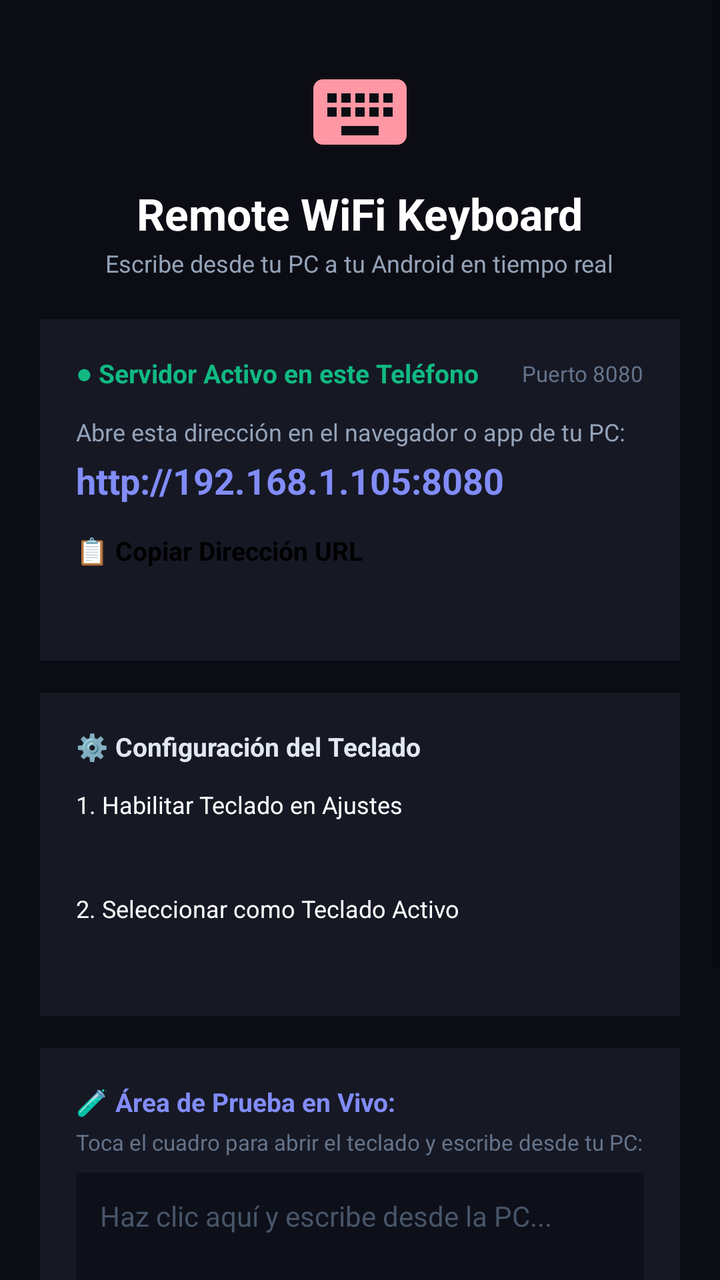
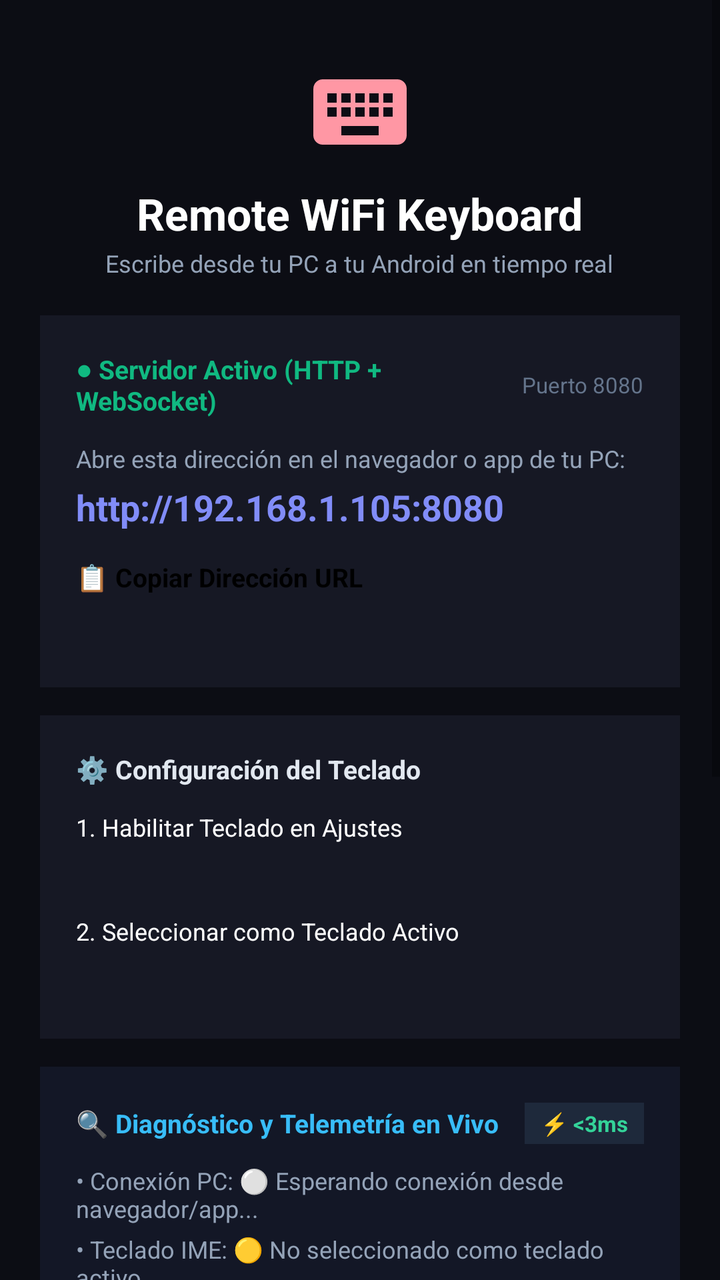

The first picture is an Android layout as it rendered before a commit; the second is the same layout after the commit. The layout source and the unified diff follow.
<!-- AndroidManifest.xml: activity theme Theme.RemoteKeyboard -->
<!-- res/layout/activity_main.xml -->
<?xml version="1.0" encoding="utf-8"?>
<ScrollView xmlns:android="http://schemas.android.com/apk/res/android"
    android:layout_width="match_parent"
    android:layout_height="match_parent"
    android:background="#0C0D14"
    android:fillViewport="true">

    <LinearLayout
        android:layout_width="match_parent"
        android:layout_height="wrap_content"
        android:orientation="vertical"
        android:padding="20dp"
        android:gravity="center_horizontal">

        
        <ImageView
            android:layout_width="56dp"
            android:layout_height="56dp"
            android:layout_marginTop="8dp"
            android:src="@drawable/ic_keyboard" />

        <TextView
            android:layout_width="wrap_content"
            android:layout_height="wrap_content"
            android:text="Remote WiFi Keyboard"
            android:textSize="22sp"
            android:textStyle="bold"
            android:textColor="#FFFFFF"
            android:layout_marginTop="8dp" />

        <TextView
            android:id="@+id/tvAppSubtitle"
            android:layout_width="wrap_content"
            android:layout_height="wrap_content"
            android:text="Escribe desde tu PC a tu Android en tiempo real"
            android:textSize="12sp"
            android:textColor="#94A3B8"
            android:layout_marginTop="2dp" />

        
        <LinearLayout
            android:layout_width="match_parent"
            android:layout_height="wrap_content"
            android:orientation="vertical"
            android:background="#161824"
            android:padding="18dp"
            android:layout_marginTop="20dp">

            <LinearLayout
                android:layout_width="match_parent"
                android:layout_height="wrap_content"
                android:orientation="horizontal"
                android:gravity="center_vertical">

                <TextView
                    android:id="@+id/tvStatus"
                    android:layout_width="0dp"
                    android:layout_height="wrap_content"
                    android:layout_weight="1"
                    android:text="● Servidor Activo en este Teléfono"
                    android:textColor="#10B981"
                    android:textSize="13sp"
                    android:textStyle="bold" />

                <TextView
                    android:layout_width="wrap_content"
                    android:layout_height="wrap_content"
                    android:text="Puerto 8080"
                    android:textColor="#64748B"
                    android:textSize="11sp" />
            </LinearLayout>

            <TextView
                android:layout_width="wrap_content"
                android:layout_height="wrap_content"
                android:text="Abre esta dirección en el navegador o app de tu PC:"
                android:textColor="#94A3B8"
                android:textSize="12sp"
                android:layout_marginTop="12dp" />

            <TextView
                android:id="@+id/tvUrl"
                android:layout_width="match_parent"
                android:layout_height="wrap_content"
                android:text="http://192.168.1.105:8080"
                android:textColor="#818CF8"
                android:textSize="18sp"
                android:textStyle="bold"
                android:layout_marginTop="4dp"
                android:textIsSelectable="true" />

            <Button
                android:id="@+id/btnCopyUrl"
                android:layout_width="match_parent"
                android:layout_height="46dp"
                android:text="📋 Copiar Dirección URL"
                android:textColor="#000000"
                android:textStyle="bold"
                android:textSize="13sp"
                android:backgroundTint="#818CF8"
                android:layout_marginTop="14dp" />
        </LinearLayout>

        
        <LinearLayout
            android:layout_width="match_parent"
            android:layout_height="wrap_content"
            android:orientation="vertical"
            android:background="#161824"
            android:padding="18dp"
            android:layout_marginTop="16dp">

            <TextView
                android:layout_width="wrap_content"
                android:layout_height="wrap_content"
                android:text="⚙️ Configuración del Teclado"
                android:textColor="#E2E8F0"
                android:textSize="13sp"
                android:textStyle="bold" />

            <Button
                android:id="@+id/btnEnableIme"
                android:layout_width="match_parent"
                android:layout_height="44dp"
                android:text="1. Habilitar Teclado en Ajustes"
                android:textColor="#FFFFFF"
                android:textSize="12sp"
                android:backgroundTint="#2D323F"
                android:layout_marginTop="12dp" />

            <Button
                android:id="@+id/btnSelectIme"
                android:layout_width="match_parent"
                android:layout_height="44dp"
                android:text="2. Seleccionar como Teclado Activo"
                android:textColor="#FFFFFF"
                android:textSize="12sp"
                android:backgroundTint="#2D323F"
                android:layout_marginTop="8dp" />
        </LinearLayout>

        
        <LinearLayout
            android:layout_width="match_parent"
            android:layout_height="wrap_content"
            android:orientation="vertical"
            android:background="#161824"
            android:padding="18dp"
            android:layout_marginTop="16dp">

            <TextView
                android:layout_width="wrap_content"
                android:layout_height="wrap_content"
                android:text="🧪 Área de Prueba en Vivo:"
                android:textColor="#818CF8"
                android:textSize="13sp"
                android:textStyle="bold" />

            <TextView
                android:layout_width="wrap_content"
                android:layout_height="wrap_content"
                android:text="Toca el cuadro para abrir el teclado y escribe desde tu PC:"
                android:textColor="#64748B"
                android:textSize="11sp"
                android:layout_marginTop="4dp" />

            <EditText
                android:id="@+id/etTestInput"
                android:layout_width="match_parent"
                android:layout_height="70dp"
                android:hint="Haz clic aquí y escribe desde la PC..."
                android:textColorHint="#475569"
                android:textColor="#FFFFFF"
                android:textSize="14sp"
                android:gravity="top|start"
                android:background="#0E1019"
                android:padding="12dp"
                android:layout_marginTop="8dp" />
        </LinearLayout>

        
        <LinearLayout
            android:id="@+id/layoutProUpgrade"
            android:layout_width="match_parent"
            android:layout_height="wrap_content"
            android:orientation="vertical"
            android:background="#1F1E2E"
            android:padding="16dp"
            android:layout_marginTop="16dp">

            <LinearLayout
                android:layout_width="match_parent"
                android:layout_height="wrap_content"
                android:orientation="horizontal"
                android:gravity="center_vertical">

                <TextView
                    android:layout_width="0dp"
                    android:layout_height="wrap_content"
                    android:layout_weight="1"
                    android:text="👑 Licencia PRO de por Vida"
                    android:textColor="#FFD700"
                    android:textSize="13sp"
                    android:textStyle="bold" />

                <TextView
                    android:layout_width="wrap_content"
                    android:layout_height="wrap_content"
                    android:text="50% OFF"
                    android:textColor="#000000"
                    android:textSize="9sp"
                    android:textStyle="bold"
                    android:background="#FFD700"
                    android:paddingLeft="6dp"
                    android:paddingRight="6dp"
                    android:paddingTop="2dp"
                    android:paddingBottom="2dp" />
            </LinearLayout>

            <TextView
                android:layout_width="wrap_content"
                android:layout_height="wrap_content"
                android:text="Cero anuncios, velocidad ultra-rápida y soporte prioritario."
                android:textColor="#B0BEC5"
                android:textSize="11sp"
                android:layout_marginTop="4dp" />

            <Button
                android:id="@+id/btnBuyPro"
                android:layout_width="match_parent"
                android:layout_height="42dp"
                android:text="Desbloquear PRO por $7.99 USD 🚀"
                android:textColor="#000000"
                android:textSize="12sp"
                android:textStyle="bold"
                android:backgroundTint="#FFD700"
                android:layout_marginTop="10dp" />
        </LinearLayout>

        
        <LinearLayout
            android:id="@+id/adContainer"
            android:layout_width="match_parent"
            android:layout_height="wrap_content"
            android:gravity="center"
            android:orientation="vertical"
            android:layout_marginTop="16dp" />

    </LinearLayout>
</ScrollView>
<!-- resources referenced by this layout -->
<resources>
  <!-- drawable ic_keyboard (drawable) -->
  <vector xmlns:android="http://schemas.android.com/apk/res/android"
      android:width="108dp"
      android:height="108dp"
      android:viewportWidth="24"
      android:viewportHeight="24">
      <path
          android:fillColor="#FFFF97A4"
          android:pathData="M20,5L4,5c-1.1,0 -1.99,0.9 -1.99,2L2,17c0,1.1 0.9,2 2,2h16c1.1,0 2,-0.9 2,-2L22,7c0,-1.1 -0.9,-2 -2,-2zM11,8h2v2h-2L11,8zM11,11h2v2h-2v-2zM8,8h2v2L8,10L8,8zM8,11h2v2L8,13v-2zM7,13L5,13v-2h2v2zM7,10L5,10L5,8h2v2zM16,17L8,17v-2h8v2zM16,13h-2v-2h2v2zM16,10h-2L14,8h2v2zM19,13h-2v-2h2v2zM19,10h-2L17,8h2v2z" />
  </vector>
  <style name="Theme.RemoteKeyboard" parent="android:Theme.Material.Light.NoActionBar">
          <item name="android:statusBarColor">#FF0F1015</item>
          <item name="android:windowBackground">#FF0F1015</item>
      </style>
</resources>

<!-- the commit's change to res/layout/activity_main.xml (unified diff, before → after) -->
@@ -44,7 +44,7 @@
             android:orientation="vertical"
             android:background="#161824"
             android:padding="18dp"
-            android:layout_marginTop="20dp">
+            android:layout_marginTop="18dp">
 
             <LinearLayout
                 android:layout_width="match_parent"
@@ -57,7 +57,7 @@
                     android:layout_width="0dp"
                     android:layout_height="wrap_content"
                     android:layout_weight="1"
-                    android:text="● Servidor Activo en este Teléfono"
+                    android:text="● Servidor Activo (HTTP + WebSocket)"
                     android:textColor="#10B981"
                     android:textSize="13sp"
                     android:textStyle="bold" />
@@ -108,7 +108,7 @@
             android:orientation="vertical"
             android:background="#161824"
             android:padding="18dp"
-            android:layout_marginTop="16dp">
+            android:layout_marginTop="14dp">
 
             <TextView
                 android:layout_width="wrap_content"
@@ -144,9 +144,98 @@
             android:layout_width="match_parent"
             android:layout_height="wrap_content"
             android:orientation="vertical"
+            android:background="#131726"
+            android:padding="18dp"
+            android:layout_marginTop="14dp">
+
+            <LinearLayout
+                android:layout_width="match_parent"
+                android:layout_height="wrap_content"
+                android:orientation="horizontal"
+                android:gravity="center_vertical">
+
+                <TextView
+                    android:layout_width="0dp"
+                    android:layout_height="wrap_content"
+                    android:layout_weight="1"
+                    android:text="🔍 Diagnóstico y Telemetría en Vivo"
+                    android:textColor="#38BDF8"
+                    android:textSize="13sp"
+                    android:textStyle="bold" />
+
+                <TextView
+                    android:id="@+id/tvPingBadge"
+                    android:layout_width="wrap_content"
+                    android:layout_height="wrap_content"
+                    android:text="⚡ &lt;3ms"
+                    android:textColor="#34D399"
+                    android:textSize="11sp"
+                    android:textStyle="bold"
+                    android:background="#1E293B"
+                    android:paddingLeft="8dp"
+                    android:paddingRight="8dp"
+                    android:paddingTop="3dp"
+                    android:paddingBottom="3dp" />
+            </LinearLayout>
+
+            <TextView
+                android:id="@+id/tvWsClients"
+                android:layout_width="wrap_content"
+                android:layout_height="wrap_content"
+                android:text="• Conexión PC: ⚪ Esperando conexión desde navegador/app..."
+                android:textColor="#94A3B8"
+                android:textSize="12sp"
+                android:layout_marginTop="10dp" />
+
+            <TextView
+                android:id="@+id/tvImeStatus"
+                android:layout_width="wrap_content"
+                android:layout_height="wrap_content"
+                android:text="• Teclado IME: 🟡 No seleccionado como teclado activo"
+                android:textColor="#94A3B8"
+                android:textSize="12sp"
+                android:layout_marginTop="4dp" />
+
+            <TextView
+                android:id="@+id/tvKeystrokes"
+                android:layout_width="wrap_content"
+                android:layout_height="wrap_content"
+                android:text="• Pulsaciones Recibidas: 0 teclas"
+                android:textColor="#94A3B8"
+                android:textSize="12sp"
+                android:layout_marginTop="4dp" />
+
+            
+            <LinearLayout
+                android:layout_width="match_parent"
+                android:layout_height="wrap_content"
+                android:orientation="horizontal"
+                android:gravity="center_vertical"
+                android:layout_marginTop="12dp">
+
+                <TextView
+                    android:layout_width="0dp"
+                    android:layout_height="wrap_content"
+                    android:layout_weight="1"
+                    android:text="📳 Vibración Háptica (Desactivada = Máxima Rapidez)"
+                    android:textColor="#E2E8F0"
+                    android:textSize="11sp" />
+
+                <Switch
+                    android:id="@+id/switchVibration"
+                    android:layout_width="wrap_content"
+                    android:layout_height="wrap_content" />
+            </LinearLayout>
+        </LinearLayout>
+
+        
+        <LinearLayout
+            android:layout_width="match_parent"
+            android:layout_height="wrap_content"
+            android:orientation="vertical"
             android:background="#161824"
             android:padding="18dp"
-            android:layout_marginTop="16dp">
+            android:layout_marginTop="14dp">
 
             <TextView
                 android:layout_width="wrap_content"
@@ -167,7 +256,7 @@
             <EditText
                 android:id="@+id/etTestInput"
                 android:layout_width="match_parent"
-                android:layout_height="70dp"
+                android:layout_height="65dp"
                 android:hint="Haz clic aquí y escribe desde la PC..."
                 android:textColorHint="#475569"
                 android:textColor="#FFFFFF"
@@ -186,7 +275,7 @@
             android:orientation="vertical"
             android:background="#1F1E2E"
             android:padding="16dp"
-            android:layout_marginTop="16dp">
+            android:layout_marginTop="14dp">
 
             <LinearLayout
                 android:layout_width="match_parent"
